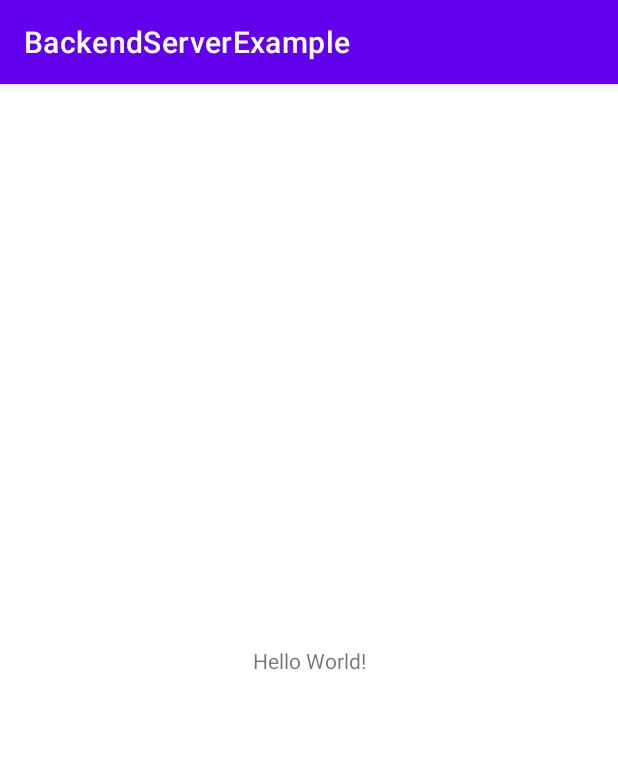
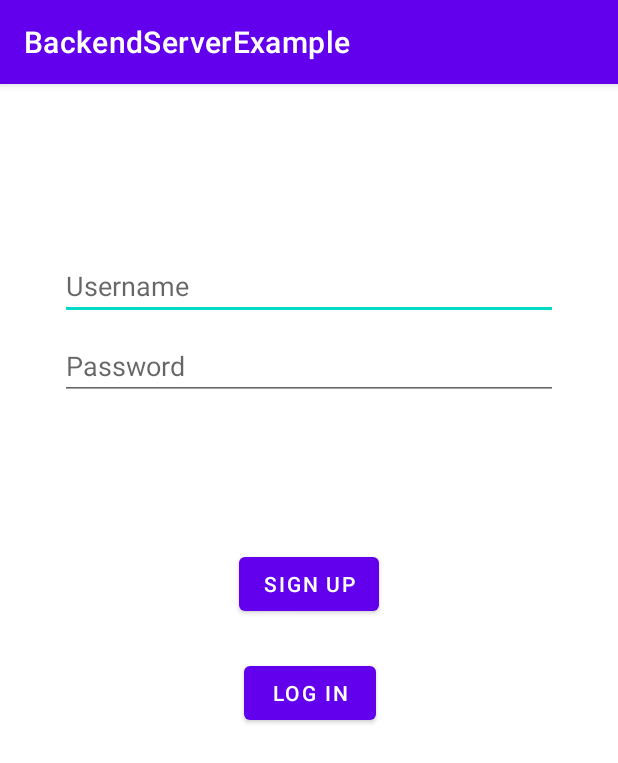
Before and after one commit to TheLogicMaster/server-backend-example, an Android app: the screen it shows after launch (MainActivity), on a phone screen of 412 x 824 dp. Shown: the top 763 px of the screen. Run offline under Robolectric (Android 15) with nearby library versions, the phone set to English and light mode, and no system bars; our stand-ins replace Volley; network calls fail.

Commit message:
Basic UI

```diff
--- /dev/null
+++ b/android/app/src/main/java/com/thelogicmaster/backend_server_example/HomeFragment.java
@@ -0,0 +1,57 @@
+package com.thelogicmaster.backend_server_example;
+
+import android.content.Context;
+import android.content.SharedPreferences;
+import android.os.Bundle;
+
+import androidx.annotation.NonNull;
+import androidx.annotation.Nullable;
+import androidx.appcompat.app.AppCompatActivity;
+import androidx.fragment.app.Fragment;
+import androidx.fragment.app.FragmentManager;
+import androidx.navigation.NavController;
+import androidx.navigation.Navigation;
+import androidx.navigation.fragment.NavHostFragment;
+
+import android.view.LayoutInflater;
+import android.view.View;
+import android.view.ViewGroup;
+import android.widget.Button;
+import android.widget.TextView;
+
+public class HomeFragment extends Fragment {
+
+    private TextView helloText;
+
+    @Override
+    public View onCreateView(LayoutInflater inflater, ViewGroup container, Bundle savedInstanceState) {
+        return inflater.inflate(R.layout.fragment_home, container, false);
+    }
+
+    @Override
+    public void onViewCreated(@NonNull View view, @Nullable Bundle savedInstanceState) {
+        super.onViewCreated(view, savedInstanceState);
+
+        helloText = view.findViewById(R.id.hello);
+
+        ((Button) view.findViewById(R.id.chatButton)).setOnClickListener(
+                Navigation.createNavigateOnClickListener(R.id.action_homeFragment_to_messagesFragment, null));
+        ((Button) view.findViewById(R.id.logoutButton)).setOnClickListener(v -> {
+            SharedPreferences.Editor editor = getActivity().getPreferences(Context.MODE_PRIVATE).edit();
+            editor.putString("username", null);
+            editor.apply();
+            Navigation.findNavController(view).navigate(R.id.action_homeFragment_to_loginFragment);
+        });
+    }
+
+    @Override
+    public void onStart() {
+        super.onStart();
+
+        String username = getActivity().getPreferences(Context.MODE_PRIVATE).getString("username", null);
+        if (username == null)
+            NavHostFragment.findNavController(this).navigate(R.id.action_homeFragment_to_loginFragment);
+        else
+            helloText.setText("Welcome, " + username);
+    }
+}
--- /dev/null
+++ b/android/app/src/main/java/com/thelogicmaster/backend_server_example/LoginFragment.java
@@ -0,0 +1,52 @@
+package com.thelogicmaster.backend_server_example;
+
+import android.content.Context;
+import android.content.SharedPreferences;
+import android.os.Bundle;
+
+import androidx.annotation.NonNull;
+import androidx.annotation.Nullable;
+import androidx.fragment.app.Fragment;
+import androidx.navigation.Navigation;
+
+import android.text.Editable;
+import android.text.TextWatcher;
+import android.view.LayoutInflater;
+import android.view.View;
+import android.view.ViewGroup;
+import android.widget.Button;
+import android.widget.EditText;
+import android.widget.ProgressBar;
+
+public class LoginFragment extends Fragment {
+
+    @Override
+    public View onCreateView(LayoutInflater inflater, ViewGroup container, Bundle savedInstanceState) {
+        return inflater.inflate(R.layout.fragment_login, container, false);
+    }
+
+    @Override
+    public void onViewCreated(@NonNull View view, @Nullable Bundle savedInstanceState) {
+        super.onViewCreated(view, savedInstanceState);
+
+        final EditText usernameEditText = view.findViewById(R.id.username);
+        final EditText passwordEditText = view.findViewById(R.id.password);
+        final Button loginButton = view.findViewById(R.id.login);
+        final Button signupButton = view.findViewById(R.id.signup);
+
+        signupButton.setOnClickListener(v -> {
+            login(view, "user");
+        });
+
+        loginButton.setOnClickListener(v -> {
+            login(view, "user");
+        });
+    }
+
+    private void login(View view, String username) {
+        SharedPreferences.Editor editor = getActivity().getPreferences(Context.MODE_PRIVATE).edit();
+        editor.putString("username", username);
+        editor.apply();
+        Navigation.findNavController(view).navigate(R.id.action_loginFragment_to_homeFragment);
+    }
+}
--- a/android/app/src/main/java/com/thelogicmaster/backend_server_example/MainActivity.java
+++ b/android/app/src/main/java/com/thelogicmaster/backend_server_example/MainActivity.java
@@ -1,10 +1,12 @@
 package com.thelogicmaster.backend_server_example;
 
 import androidx.appcompat.app.AppCompatActivity;
+import androidx.navigation.Navigation;
 
 import android.os.Bundle;
 import android.util.Base64;
 import android.util.Log;
+import android.view.View;
 
 import com.android.volley.AuthFailureError;
 import com.android.volley.Request;
--- a/android/app/src/main/res/layout/activity_main.xml
+++ b/android/app/src/main/res/layout/activity_main.xml
@@ -6,13 +6,21 @@
     android:layout_height="match_parent"
     tools:context=".MainActivity">
 
-    <TextView
-        android:layout_width="wrap_content"
-        android:layout_height="wrap_content"
-        android:text="Hello World!"
-        app:layout_constraintBottom_toBottomOf="parent"
+    <!--<androidx.appcompat.widget.Toolbar/>-->
+
+    <androidx.fragment.app.FragmentContainerView
+        android:id="@+id/nav_host_fragment"
+        android:name="androidx.navigation.fragment.NavHostFragment"
+        android:layout_width="0dp"
+        android:layout_height="0dp"
         app:layout_constraintLeft_toLeftOf="parent"
         app:layout_constraintRight_toRightOf="parent"
-        app:layout_constraintTop_toTopOf="parent" />
+        app:layout_constraintTop_toTopOf="parent"
+        app:layout_constraintBottom_toBottomOf="parent"
+
+        app:defaultNavHost="true"
+        app:navGraph="@navigation/navigation" />
+
+    <!--<com.google.android.material.bottomnavigation.BottomNavigationView />-->
 
 </androidx.constraintlayout.widget.ConstraintLayout>
--- /dev/null
+++ b/android/app/src/main/res/layout/fragment_login.xml
@@ -0,0 +1,77 @@
+<?xml version="1.0" encoding="utf-8"?>
+<androidx.constraintlayout.widget.ConstraintLayout xmlns:android="http://schemas.android.com/apk/res/android"
+    xmlns:app="http://schemas.android.com/apk/res-auto"
+    xmlns:tools="http://schemas.android.com/tools"
+    android:id="@+id/container"
+    android:layout_width="match_parent"
+    android:layout_height="match_parent"
+    android:paddingLeft="@dimen/fragment_horizontal_margin"
+    android:paddingTop="@dimen/fragment_vertical_margin"
+    android:paddingRight="@dimen/fragment_horizontal_margin"
+    android:paddingBottom="@dimen/fragment_vertical_margin"
+    tools:context=".LoginFragment">
+
+    <EditText
+        android:id="@+id/username"
+        android:layout_width="0dp"
+        android:layout_height="wrap_content"
+        android:layout_marginStart="24dp"
+        android:layout_marginTop="96dp"
+        android:layout_marginEnd="24dp"
+        android:hint="Username"
+        android:inputType="text"
+        android:selectAllOnFocus="true"
+        app:layout_constraintEnd_toEndOf="parent"
+        app:layout_constraintStart_toStartOf="parent"
+        app:layout_constraintTop_toTopOf="parent" />
+
+    <EditText
+        android:id="@+id/password"
+        android:layout_width="0dp"
+        android:layout_height="wrap_content"
+        android:layout_marginStart="24dp"
+        android:layout_marginTop="8dp"
+        android:layout_marginEnd="24dp"
+        android:hint="@string/prompt_password"
+        android:imeActionLabel="@string/action_sign_in_short"
+        android:imeOptions="actionDone"
+        android:inputType="textPassword"
+        android:selectAllOnFocus="true"
+        app:layout_constraintEnd_toEndOf="parent"
+        app:layout_constraintStart_toStartOf="parent"
+        app:layout_constraintTop_toBottomOf="@+id/username" />
+
+    <Button
+        android:id="@+id/signup"
+        android:layout_width="wrap_content"
+        android:layout_height="wrap_content"
+        android:layout_gravity="start"
+        android:layout_marginStart="48dp"
+        android:layout_marginTop="16dp"
+        android:layout_marginEnd="48dp"
+        android:layout_marginBottom="64dp"
+        android:text="Sign Up"
+        app:layout_constraintBottom_toBottomOf="parent"
+        app:layout_constraintEnd_toEndOf="parent"
+        app:layout_constraintStart_toStartOf="parent"
+        app:layout_constraintTop_toBottomOf="@+id/password"
+        app:layout_constraintVertical_bias="0.2" />
+
+    <Button
+        android:id="@+id/login"
+        android:layout_width="wrap_content"
+        android:layout_height="wrap_content"
+        android:layout_gravity="start"
+        android:layout_marginStart="48dp"
+        android:layout_marginTop="16dp"
+        android:layout_marginEnd="48dp"
+        android:layout_marginBottom="64dp"
+        android:text="Log In"
+        app:layout_constraintBottom_toBottomOf="parent"
+        app:layout_constraintEnd_toEndOf="parent"
+        app:layout_constraintHorizontal_bias="0.504"
+        app:layout_constraintStart_toStartOf="parent"
+        app:layout_constraintTop_toBottomOf="@+id/password"
+        app:layout_constraintVertical_bias="0.376" />
+
+</androidx.constraintlayout.widget.ConstraintLayout>
--- /dev/null
+++ b/android/app/src/main/res/navigation/navigation.xml
@@ -0,0 +1,36 @@
+<?xml version="1.0" encoding="utf-8"?>
+<navigation xmlns:android="http://schemas.android.com/apk/res/android"
+    xmlns:app="http://schemas.android.com/apk/res-auto"
+    xmlns:tools="http://schemas.android.com/tools"
+    android:id="@+id/navigation"
+    app:startDestination="@id/homeFragment">
+
+    <fragment
+        android:id="@+id/homeFragment"
+        android:name="com.thelogicmaster.backend_server_example.HomeFragment"
+        android:label="fragment_home"
+        tools:layout="@layout/fragment_home" >
+        <action
+            android:id="@+id/action_homeFragment_to_messagesFragment"
+            app:destination="@id/messagesFragment" />
+        <action
+            android:id="@+id/action_homeFragment_to_loginFragment"
+            app:destination="@id/loginFragment" />
+    </fragment>
+    <fragment
+        android:id="@+id/messagesFragment"
+        android:name="com.thelogicmaster.backend_server_example.MessagesFragment"
+        android:label="fragment_message_list"
+        tools:layout="@layout/fragment_message_list" />
+    <fragment
+        android:id="@+id/loginFragment"
+        android:name="com.thelogicmaster.backend_server_example.LoginFragment"
+        android:label="fragment_login"
+        tools:layout="@layout/fragment_login" >
+        <action
+            android:id="@+id/action_loginFragment_to_homeFragment"
+            app:destination="@id/homeFragment"
+            app:popUpTo="@id/homeFragment"
+            app:popUpToInclusive="true" />
+    </fragment>
+</navigation>
--- /dev/null
+++ b/android/app/src/main/res/values/dimens.xml
@@ -0,0 +1,7 @@
+<?xml version="1.0" encoding="utf-8"?>
+<resources>
+    <dimen name="text_margin">16dp</dimen>
+    <!-- Default screen margins, per the Android Design guidelines. -->
+    <dimen name="fragment_horizontal_margin">16dp</dimen>
+    <dimen name="fragment_vertical_margin">16dp</dimen>
+</resources>
```
Also changed, not shown: android/app/build.gradle (+9 -0 lines), android/app/src/main/AndroidManifest.xml (+7 -0 lines), android/app/src/main/java/com/thelogicmaster/backend_server_example/Message.java (added, +19 -0 lines), android/app/src/main/java/com/thelogicmaster/backend_server_example/MessageRecyclerViewAdapter.java (added, +60 -0 lines), android/app/src/main/java/com/thelogicmaster/backend_server_example/MessagesFragment.java (added, +34 -0 lines), android/app/src/main/res/layout/fragment_home.xml (added, +32 -0 lines), android/app/src/main/res/layout/fragment_message.xml (added, +25 -0 lines), android/app/src/main/res/layout/fragment_message_list.xml (added, +42 -0 lines), android/app/src/main/res/values/strings.xml (+23 -0 lines), 1 other file.
